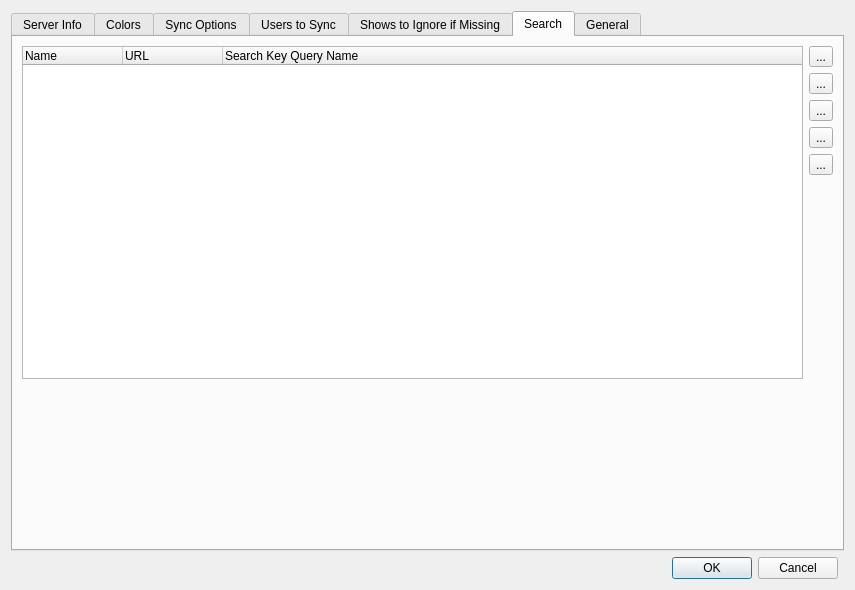
towel42-com/EmbySync, file UI/SettingsDlg.ui: the form before one commit.
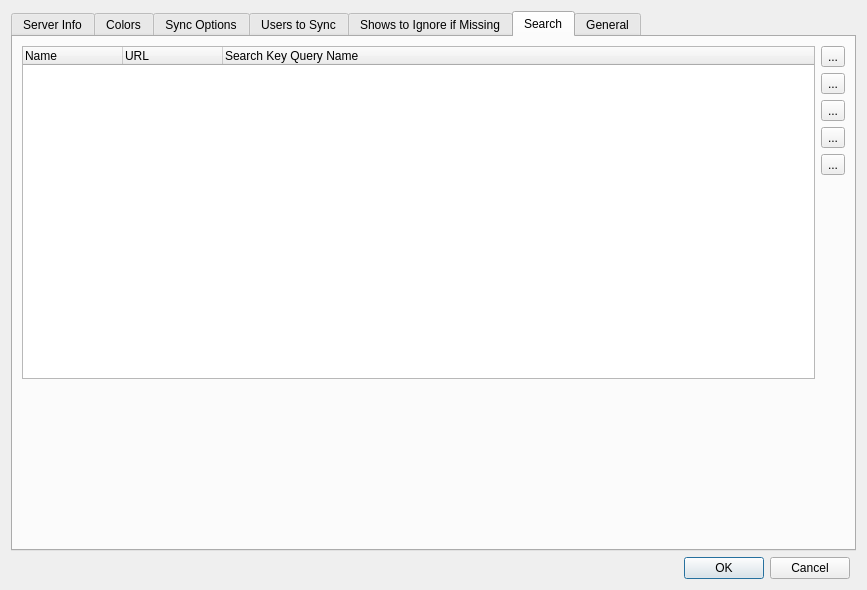
The form after the commit. Icons and pictures are not drawn.

The edit to the form file:
```diff
--- a/UI/SettingsDlg.ui
+++ b/UI/SettingsDlg.ui
@@ -6,7 +6,7 @@
    <rect>
     <x>0</x>
     <y>0</y>
-    <width>855</width>
+    <width>867</width>
     <height>590</height>
    </rect>
   </property>
```
Left out of the diff: 36 changed lines with no effect on the pictures.
